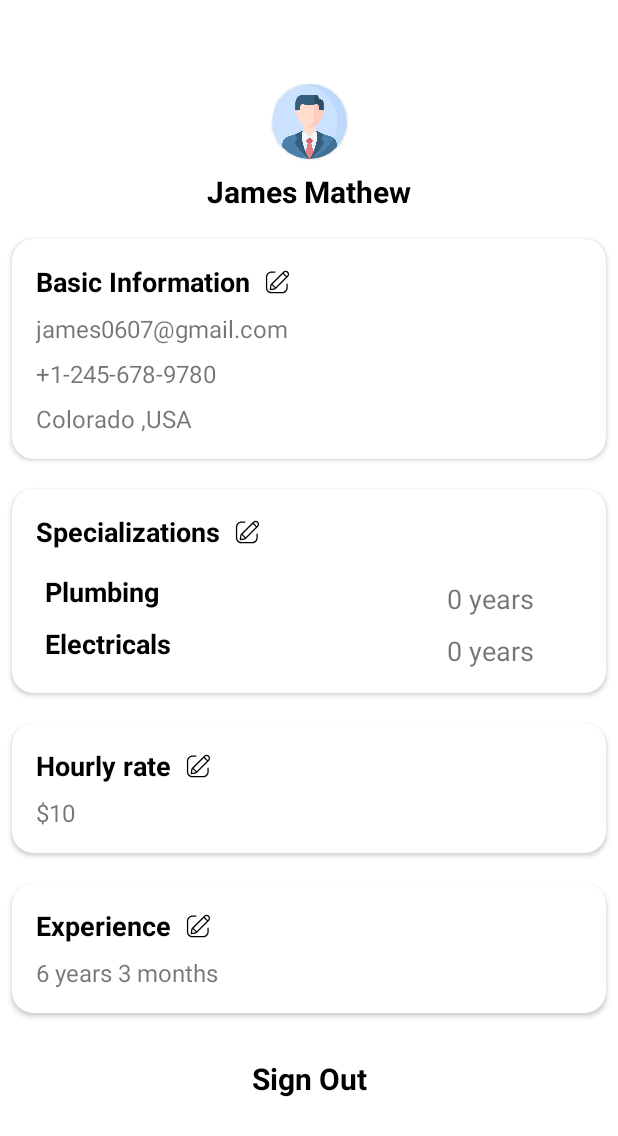
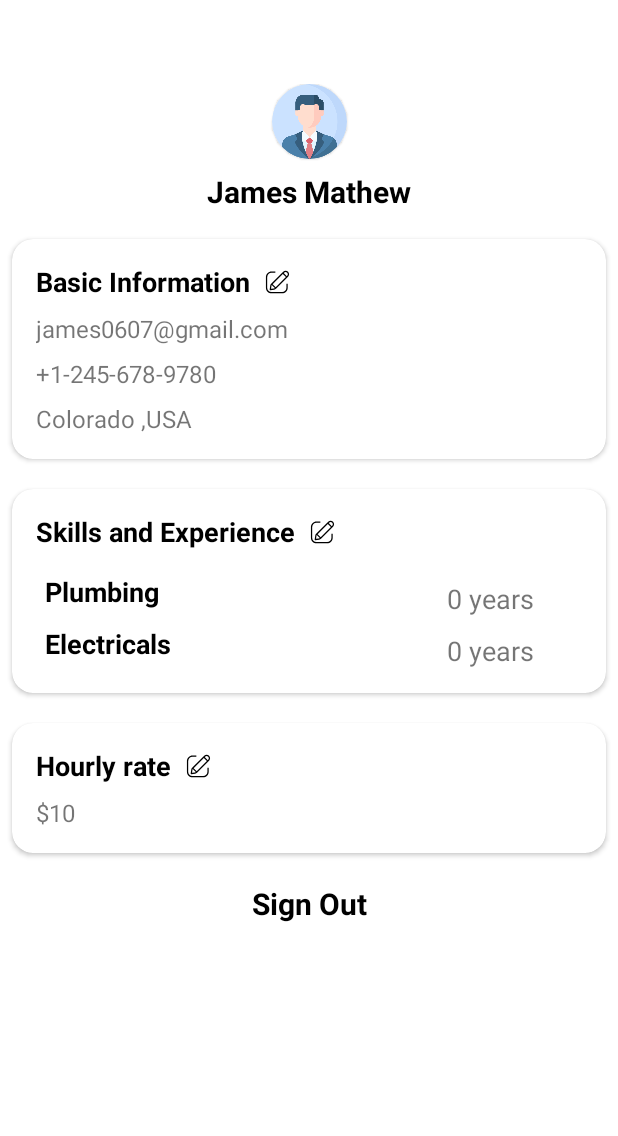
Before and after one commit to vishal-rathod-mob/LabourLink, an Android app built with Jetpack Compose: the fragment ProfileFragment shown on its own in the app's theme, on a phone screen of 412 x 824 dp. Shown: the top 1136 px of the screen. Run offline under Robolectric (Android 15) with nearby library versions, the phone set to English and light mode, and no system bars.

```diff
--- a/app/src/main/java/com/procore/hackathon/labourlink/ui/profile/ProfileFragment.kt
+++ b/app/src/main/java/com/procore/hackathon/labourlink/ui/profile/ProfileFragment.kt
@@ -11,7 +11,6 @@ import androidx.recyclerview.widget.LinearLayoutManager
 import com.procore.hackathon.labourlink.R
 import com.procore.hackathon.labourlink.databinding.FragmentNotificationsBinding
 import com.procore.hackathon.labourlink.ui.profile.editfragments.EditBasicInfoDialog
-import com.procore.hackathon.labourlink.ui.profile.editfragments.EditExperienceDialog
 import com.procore.hackathon.labourlink.ui.profile.editfragments.EditHourlyRateDialog
 import com.procore.hackathon.labourlink.ui.profile.editfragments.EditTradesDialog
 import com.procore.hackathon.labourlink.ui.profile.editfragments.ExperienceAdapter
@@ -58,12 +57,6 @@ class ProfileFragment : Fragment() {
                 val dialogFragment = EditHourlyRateDialog()
                 dialogFragment.show(parentFragmentManager, dialogFragment.tag)
             }
-
-            layoutExperience.btnEdit.setOnClickListener {
-                val dialogFragment = EditExperienceDialog()
-                dialogFragment.show(parentFragmentManager, dialogFragment.tag)
-            }
-
             layoutTrades.btnEdit.setOnClickListener {
                 val dialogFragment = EditTradesDialog()
                 dialogFragment.show(parentFragmentManager, dialogFragment.tag)
@@ -83,11 +76,6 @@ class ProfileFragment : Fragment() {
             notificationsViewModel.address.observe(viewLifecycleOwner, {
                 layoutBasicInfo.textAddress.text = it
             })
-            notificationsViewModel.experience.observe(viewLifecycleOwner, {
-                val experience = it.split(",")
-                layoutExperience.textExperience.text =
-                    getString(R.string.years_months, experience[0], experience[1])
-            })
             notificationsViewModel.specialization.observe(viewLifecycleOwner) {
                 (layoutTrades.rvExperiences.adapter as ExperienceAdapter?)?.updateList(it)
                 layoutTrades.rvExperiences.adapter?.notifyDataSetChanged()
--- a/app/src/main/java/com/procore/hackathon/labourlink/ui/profile/ProfileViewModel.kt
+++ b/app/src/main/java/com/procore/hackathon/labourlink/ui/profile/ProfileViewModel.kt
@@ -34,7 +34,6 @@ class ProfileViewModel : ViewModel() {
     private val _experience = MutableLiveData<String>().apply {
         value = "6,3"
     }
-    val experience: LiveData<String> = _experience
 
     private val _specialization = MutableLiveData<Map<String, Int>>().apply {
         value = mutableMapOf(Pair("Plumbing", 0), Pair("Electricals", 0))
--- a/app/src/main/res/layout/card_profile_experience.xml
+++ /dev/null
@@ -1,62 +0,0 @@
-<?xml version="1.0" encoding="utf-8"?>
-<com.google.android.material.card.MaterialCardView android:id="@+id/experience_card"
-    style="@style/CardView.Light"
-    android:layout_width="match_parent"
-    android:layout_height="wrap_content"
-    android:layout_marginStart="8dp"
-    android:layout_marginTop="20dp"
-    android:layout_marginEnd="8dp"
-    android:layout_marginBottom="10dp"
-    app:cardCornerRadius="14dp"
-    app:layout_constraintTop_toTopOf="parent"
-    xmlns:android="http://schemas.android.com/apk/res/android"
-    xmlns:app="http://schemas.android.com/apk/res-auto">
-
-    <androidx.constraintlayout.widget.ConstraintLayout
-        android:layout_width="match_parent"
-        android:layout_height="wrap_content"
-        android:paddingStart="8dp"
-        android:paddingTop="8dp"
-        android:paddingEnd="8dp"
-        android:paddingBottom="16dp">
-
-        <TextView
-            android:id="@+id/experience_title"
-            android:layout_width="wrap_content"
-            android:layout_height="wrap_content"
-            android:layout_marginStart="8dp"
-            android:layout_marginTop="8dp"
-            android:layout_marginEnd="8dp"
-            android:text="@string/experience"
-            android:textColor="@color/black"
-            android:textSize="18sp"
-            android:textStyle="bold"
-            app:layout_constraintStart_toStartOf="parent"
-            app:layout_constraintTop_toTopOf="parent" />
-
-        <TextView
-            android:id="@+id/text_experience"
-            android:layout_width="match_parent"
-            android:layout_height="wrap_content"
-            android:layout_marginStart="8dp"
-            android:layout_marginTop="8dp"
-            android:layout_marginEnd="8dp"
-            android:textSize="16sp"
-            app:layout_constraintEnd_toEndOf="parent"
-            app:layout_constraintStart_toStartOf="parent"
-            app:layout_constraintTop_toBottomOf="@id/experience_title" />
-
-        <ImageButton
-            android:id="@+id/btn_edit"
-            android:src="@drawable/ic_edit"
-            android:background="@color/white"
-            android:layout_width="wrap_content"
-            android:layout_height="wrap_content"
-            app:layout_constraintTop_toTopOf="@id/experience_title"
-            app:layout_constraintStart_toEndOf="@id/experience_title"
-            app:layout_constraintBottom_toBottomOf="@id/experience_title"
-            android:layout_marginStart="8dp"
-            android:layout_marginEnd="14dp"/>
-
-    </androidx.constraintlayout.widget.ConstraintLayout>
-</com.google.android.material.card.MaterialCardView>
--- a/app/src/main/res/layout/fragment_notifications.xml
+++ b/app/src/main/res/layout/fragment_notifications.xml
@@ -89,16 +89,12 @@
                 </androidx.constraintlayout.widget.ConstraintLayout>
             </com.google.android.material.card.MaterialCardView>
 
-            <include
-                android:id="@+id/layout_experience"
-                layout="@layout/card_profile_experience" />
-
             <TextView
                 android:id="@+id/sign_out"
                 android:layout_width="match_parent"
                 android:layout_height="wrap_content"
                 android:layout_gravity="center"
-                android:text="Sign Out"
+                android:text="@string/sign_out"
                 android:textAlignment="center"
                 android:textColor="@color/black"
                 android:textSize="20sp"
--- a/app/src/main/res/values/strings.xml
+++ b/app/src/main/res/values/strings.xml
@@ -13,11 +13,12 @@
     <string name="specializations_chosen">\u0020 Specializations Chosen : \n\n \u0020%1$s</string>
     <string name="update">Update</string>
     <string name="edit_basic_info">Edit Basic Info</string>
-    <string name="edit_specializations">Edit Specializations</string>
+    <string name="edit_specializations">Edit Skills and Experience</string>
     <string name="edit_experience_details">Edit Experience Details</string>
     <string name="months">months</string>
     <string name="edit_hourly_rate">Edit Hourly Rate</string>
     <string name="hourly_rate">Hourly rate</string>
-    <string name="specializations">Specializations</string>
+    <string name="specializations">Skills and Experience</string>
     <string name="experience">Experience</string>
+    <string name="sign_out">Sign Out</string>
 </resources>
```
Also changed, not shown: app/src/main/java/com/procore/hackathon/labourlink/ui/profile/editfragments/EditExperienceDialog.kt (deleted, +0 -46 lines), app/src/main/res/layout/fragment_edit_experience.xml (deleted, +0 -89 lines).
